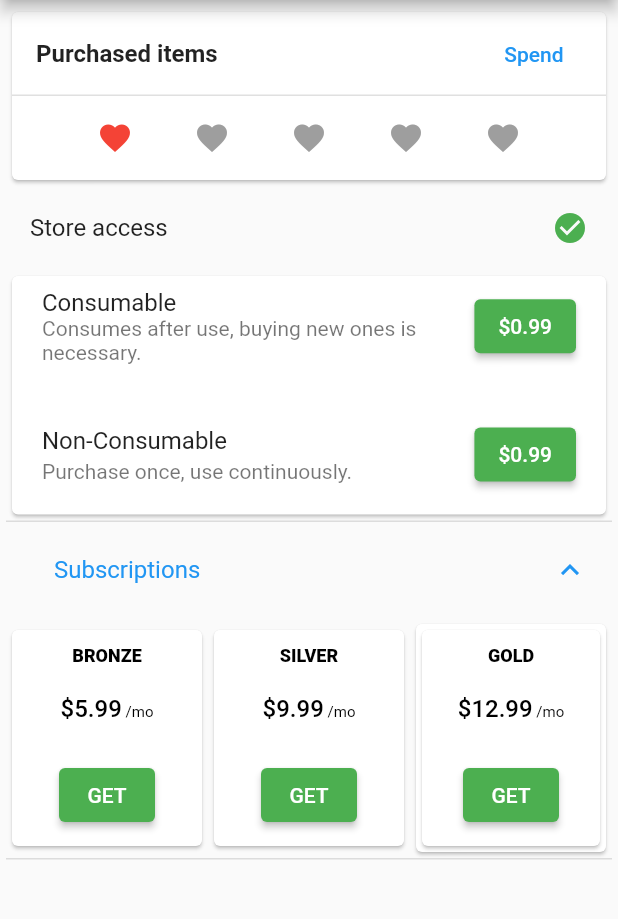
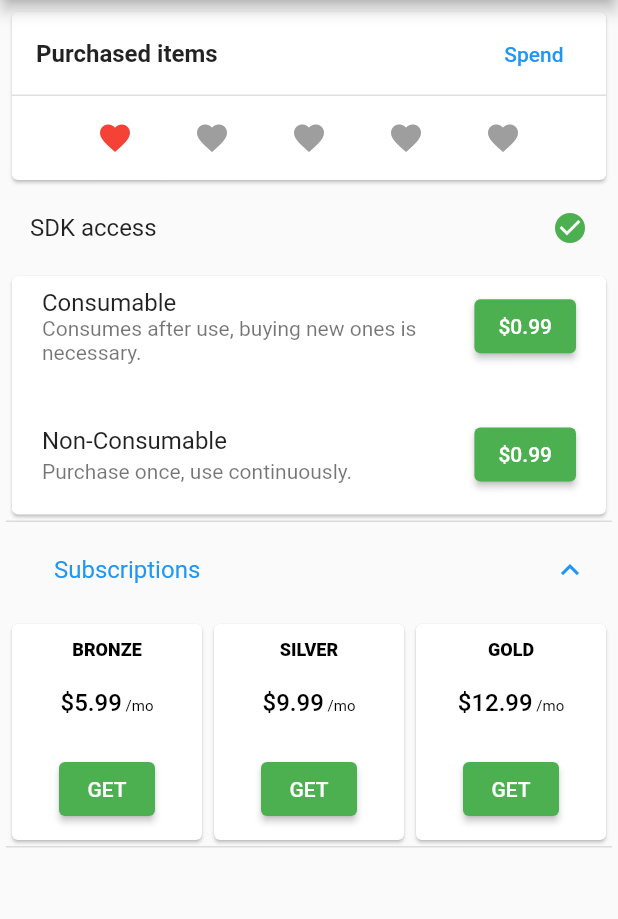
Before and after one commit to hybrayhem/appmate-sample, a Flutter app: the screen it shows after launch, after a tap on "$0.99", after a tap on "Subscriptions", on a phone screen of 412 x 824 dp, the part 84-1003 px from its top. Run offline on Flutter 3.47's test engine with Material 2 defaults, Android fonts, the phone set to English and light mode, and no system bars.

```diff
--- /dev/null
+++ b/lib/api/example-properties.dart
@@ -0,0 +1,5 @@
+//TODO: rename this file as properties.dart
+
+class Properties {
+  static const APPMATE_KEY = "your-api-key"; //TODO: replace with your api key
+}
--- a/lib/main.dart
+++ b/lib/main.dart
@@ -1,4 +1,6 @@
+// import 'package:appmate_flutter/PurchaseClient.dart';
 import 'package:flutter/material.dart';
+import 'package:sample/api/properties.dart';
 
 void main() {
   runApp(const AppmateSample());
@@ -30,7 +32,7 @@ class HomePage extends StatefulWidget {
 
 class _HomePageState extends State<HomePage> {
   int _items = 0;
-  bool storeAccess = true;
+  bool sdkAccess = true;
   bool isNonConsumablePurchased = false;
   Map<String, bool> isSubscriptionPurchased = {
     "BRONZE": false,
@@ -77,6 +79,18 @@ class _HomePageState extends State<HomePage> {
         isSubscriptionPurchased.addAll({title: true});
       }
     });
+  }
+
+  void _checkSDK() {
+    // PurchaseClient.getUserId().then((String value) {
+    //   setState(() {
+    //     sdkAccess = value.isNotEmpty;
+    //   });
+    //
+    //   ScaffoldMessenger.of(context).showSnackBar(SnackBar(
+    //     content: Text("User ID: $value"),
+    //   ));
+    // });
   }
 
   Widget _liveRow(int filled, int total) {
@@ -142,6 +156,13 @@ class _HomePageState extends State<HomePage> {
   }
 
   @override
+  void initState() {
+    super.initState();
+    // PurchaseClient.setApiKey(Properties.APPMATE_KEY);
+    _checkSDK();
+  }
+
+  @override
   Widget build(BuildContext context) {
     return Scaffold(
         appBar: AppBar(
@@ -180,8 +201,8 @@ class _HomePageState extends State<HomePage> {
 
                 // Store connection status
                 ListTile(
-                  title: const Text("Store access"),
-                  trailing: storeAccess
+                  title: const Text("SDK access"),
+                  trailing: sdkAccess
                       ? const Icon(
                           Icons.check_circle,
                           color: Colors.green,
@@ -249,9 +270,7 @@ class _HomePageState extends State<HomePage> {
                           child: _subscriptionBoard("SILVER", "\$9.99"),
                         ),
                         Expanded(
-                          child: Card(
-                            child: _subscriptionBoard("GOLD", "\$12.99"),
-                          ),
+                          child: _subscriptionBoard("GOLD", "\$12.99"),
                         ),
                       ],
                     )
--- a/pubspec.yaml
+++ b/pubspec.yaml
@@ -34,6 +34,7 @@ dependencies:
   # The following adds the Cupertino Icons font to your application.
   # Use with the CupertinoIcons class for iOS style icons.
   cupertino_icons: ^1.0.2
+  appmate_flutter: ^0.0.3
 
 dev_dependencies:
   flutter_test:
```
Also changed, not shown: pubspec.lock, 2 other files.
